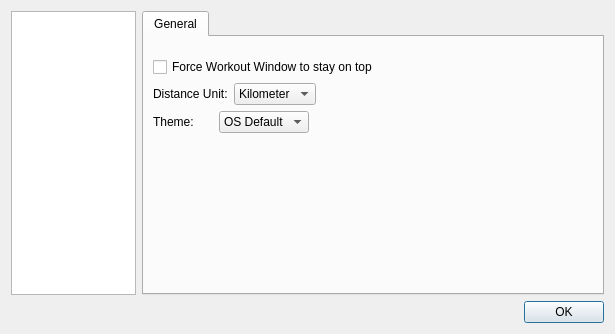
MaximumTrainer/MaximumTrainer_Redux, file src/ui/dialogmainwindowconfig.ui: the form before one commit.
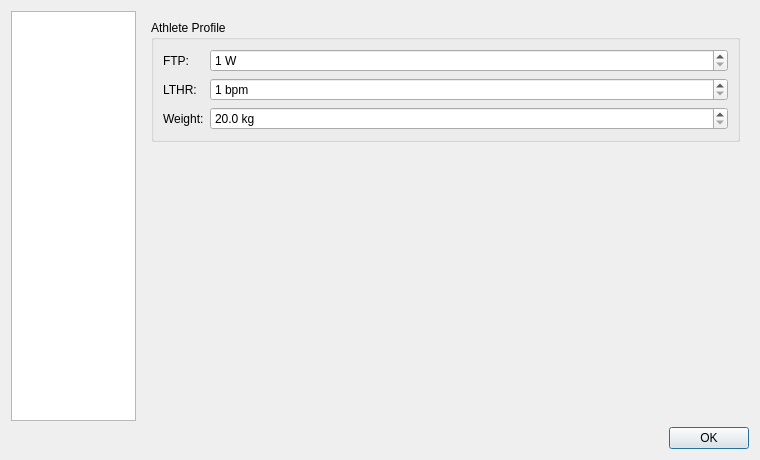
The form after the commit. The open tabs and pages were chosen to show the change. Custom widgets are drawn as their Qt base class.

Commit message: fix(qt6): Windows DLL deploy, non-modal login/workout, restore web player, profile in Preferences (#211)

What changed in the file:
```diff
--- a/src/ui/dialogmainwindowconfig.ui
+++ b/src/ui/dialogmainwindowconfig.ui
@@ -6,10 +6,16 @@
    <rect>
     <x>0</x>
     <y>0</y>
-    <width>615</width>
-    <height>314</height>
+    <width>760</width>
+    <height>460</height>
    </rect>
   </property>
+  <property name="minimumSize">
+   <size>
+    <width>700</width>
+    <height>420</height>
+   </size>
+  </property>
   <property name="windowTitle">
    <string>Preferences</string>
   </property>
@@ -909,6 +915,95 @@
        </item>
       </layout>
      </widget>
+     <widget class="QWidget" name="page_profile">
+      <layout class="QVBoxLayout" name="verticalLayout_profile">
+       <item>
+        <widget class="QGroupBox" name="groupBox_athleteProfile">
+         <property name="title">
+          <string>Athlete Profile</string>
+         </property>
+         <layout class="QFormLayout" name="formLayout_athleteProfile">
+          <item row="0" column="0">
+           <widget class="QLabel" name="label_ftp">
+            <property name="text">
+             <string>FTP:</string>
+            </property>
+           </widget>
+          </item>
+          <item row="0" column="1">
+           <widget class="QSpinBox" name="spinBox_ftp">
+            <property name="suffix">
+             <string> W</string>
+            </property>
+            <property name="minimum">
+             <number>1</number>
+            </property>
+            <property name="maximum">
+             <number>2000</number>
+            </property>
+           </widget>
+          </item>
+          <item row="1" column="0">
+           <widget class="QLabel" name="label_lthr">
+            <property name="text">
+             <string>LTHR:</string>
+            </property>
+           </widget>
+          </item>
+          <item row="1" column="1">
+           <widget class="QSpinBox" name="spinBox_lthr">
+            <property name="suffix">
+             <string> bpm</string>
+            </property>
+            <property name="minimum">
+             <number>1</number>
+            </property>
+            <property name="maximum">
+             <number>250</number>
+            </property>
+           </widget>
+          </item>
+          <item row="2" column="0">
+           <widget class="QLabel" name="label_weight">
+            <property name="text">
+             <string>Weight:</string>
+            </property>
+           </widget>
+          </item>
+          <item row="2" column="1">
+           <widget class="QDoubleSpinBox" name="doubleSpinBox_weight">
+            <property name="suffix">
+             <string> kg</string>
+            </property>
+            <property name="decimals">
+             <number>1</number>
+            </property>
+            <property name="minimum">
+             <double>20.000000000000000</double>
+            </property>
+            <property name="maximum">
+             <double>300.000000000000000</double>
+            </property>
+           </widget>
+          </item>
+         </layout>
+        </widget>
+       </item>
+       <item>
+        <spacer name="verticalSpacer_profile">
+         <property name="orientation">
+          <enum>Qt::Vertical</enum>
+         </property>
+         <property name="sizeHint" stdset="0">
+          <size>
+           <width>20</width>
+           <height>40</height>
+          </size>
+         </property>
+        </spacer>
+       </item>
+      </layout>
+     </widget>
     </widget>
    </item>
    <item row="2" column="0" colspan="2">
```
The commit also changes 37 other files.
